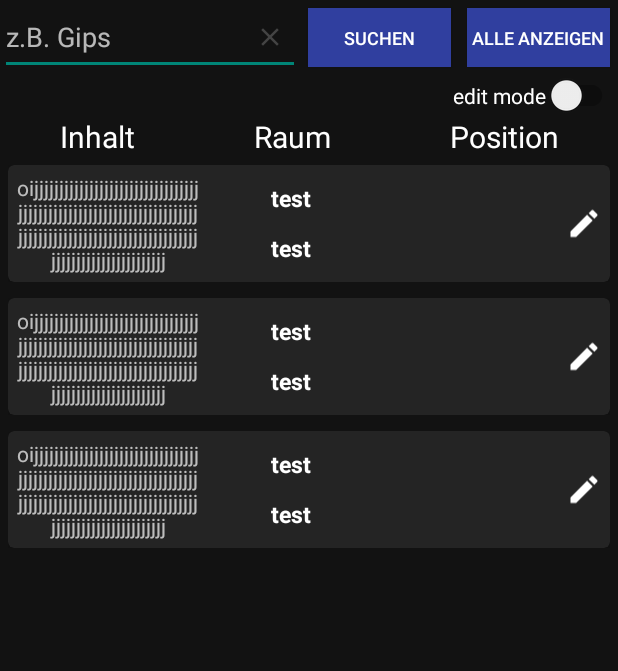
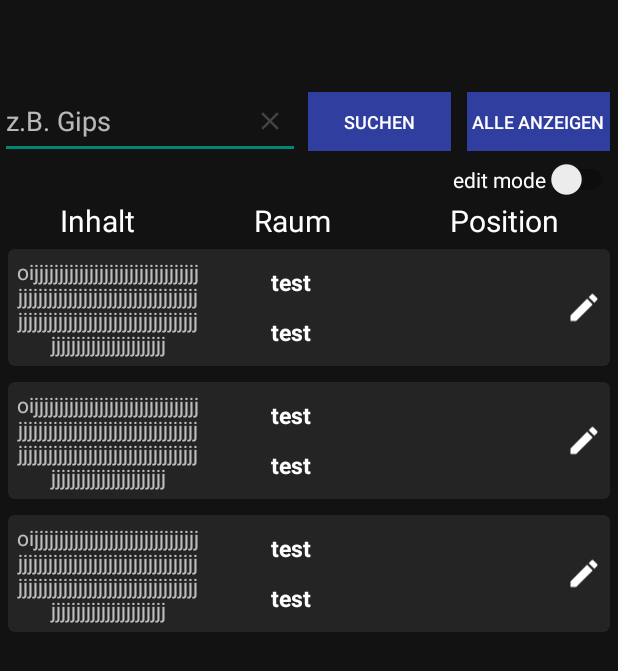
Before and after one commit to raspbounty/Knolle-ili, an Android app: the layout activity_main.xml on its own in the app's theme, with its tools: preview values and no code run, on a phone screen of 412 x 824 dp. Shown: the top 671 px of the screen. Run offline under Robolectric (Android 15) with nearby library versions, the phone set to English and light mode, and no system bars; network calls fail.

Commit message:
probably Working

```diff
--- a/app/src/main/java/com/raspbounty/knolleili/AddChestPopup.java
+++ b/app/src/main/java/com/raspbounty/knolleili/AddChestPopup.java
@@ -90,11 +90,11 @@ public class AddChestPopup extends DialogFragment {
 
          etX.setEnabled(false);
          etX.setInputType(0);
-         etX.setText(chest.coords[0]);
+         etX.setText(String.valueOf(chest.coords[0]));
 
          etY.setEnabled(false);
          etY.setInputType(0);
-         etY.setText(chest.coords[0]);
+         etY.setText(String.valueOf(chest.coords[1]));
       }
 
 
--- a/app/src/main/java/com/raspbounty/knolleili/MyRecyclerViewAdapter.java
+++ b/app/src/main/java/com/raspbounty/knolleili/MyRecyclerViewAdapter.java
@@ -4,6 +4,7 @@ import android.content.Context;
 import android.view.LayoutInflater;
 import android.view.View;
 import android.view.ViewGroup;
+import android.widget.ImageView;
 import android.widget.TextView;
 
 import androidx.recyclerview.widget.RecyclerView;
@@ -52,6 +53,7 @@ public class MyRecyclerViewAdapter extends RecyclerView.Adapter<MyRecyclerViewAd
     // stores and recycles views as they are scrolled off screen
     public class ViewHolder extends RecyclerView.ViewHolder implements View.OnClickListener {
         TextView contentTv, storageTv, coordsTv, shelfTv;
+        ImageView ivEdit;
 
         ViewHolder(View itemView) {
             super(itemView);
@@ -59,11 +61,13 @@ public class MyRecyclerViewAdapter extends RecyclerView.Adapter<MyRecyclerViewAd
             storageTv = itemView.findViewById(R.id.tv_storage);
             shelfTv = itemView.findViewById(R.id.tv_shelf);
             coordsTv = itemView.findViewById(R.id.tv_coords);
+            ivEdit = itemView.findViewById(R.id.iv_edit);
             itemView.setOnClickListener(this);
             contentTv.setOnClickListener(this);
             storageTv.setOnClickListener(this);
             coordsTv.setOnClickListener(this);
             shelfTv.setOnClickListener(this);
+            ivEdit.setOnClickListener(this);
         }
 
         @Override
--- a/app/src/main/res/layout/activity_main.xml
+++ b/app/src/main/res/layout/activity_main.xml
@@ -5,8 +5,8 @@
     android:layout_width="match_parent"
     android:layout_height="match_parent"
     android:id="@+id/rl"
-    tools:context=".MainActivity">
-    <!--android:layout_marginTop="?android:attr/actionBarSize"-->
+    tools:context=".MainActivity"
+    android:layout_marginTop="?android:attr/actionBarSize">
     <LinearLayout
         android:layout_width="match_parent"
         android:layout_height="match_parent"
--- a/app/src/main/res/layout/recyclerview_row.xml
+++ b/app/src/main/res/layout/recyclerview_row.xml
@@ -69,7 +69,7 @@
                 android:clickable="true"
                 android:focusable="true"
                 android:textColor="@color/colorSecondaryText"/>
-            <ImageView
+            <androidx.appcompat.widget.AppCompatImageView
                 android:layout_width="wrap_content"
                 android:layout_height="match_parent"
                 android:src="@drawable/ic_baseline_edit_24"
```
Also changed, not shown: app/src/main/java/com/raspbounty/knolleili/MainActivity.java (+4 -4 lines).
